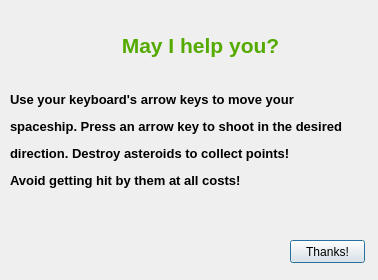
Above: help.ui from sbvb/QtAsteroidGame before the change. Below: the same form after it.
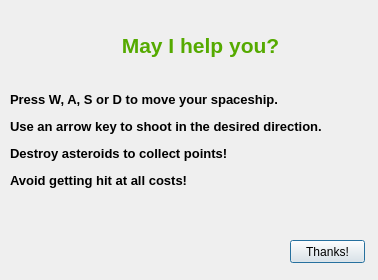
That is the form after the change.

Patch:
```diff
--- a/help.ui
+++ b/help.ui
@@ -61,7 +61,7 @@
     </rect>
    </property>
    <property name="text">
-    <string>&lt;html&gt;&lt;head/&gt;&lt;body&gt;&lt;p&gt;&lt;span style=&quot; font-size:10pt; font-weight:600;&quot;&gt;Use your keyboard's arrow keys to move your&lt;/span&gt;&lt;/p&gt;&lt;p&gt;&lt;span style=&quot; font-size:10pt; font-weight:600;&quot;&gt;spaceship. Press an arrow key to shoot in the desired&lt;/span&gt;&lt;/p&gt;&lt;p&gt;&lt;span style=&quot; font-size:10pt; font-weight:600;&quot;&gt;direction. Destroy asteroids to collect points!&lt;/span&gt;&lt;/p&gt;&lt;p align=&quot;justify&quot;&gt;&lt;span style=&quot; font-size:10pt; font-weight:600;&quot;&gt;Avoid getting hit by them at all costs!&lt;/span&gt;&lt;/p&gt;&lt;/body&gt;&lt;/html&gt;</string>
+    <string>&lt;html&gt;&lt;head/&gt;&lt;body&gt;&lt;p&gt;&lt;span style=&quot; font-size:10pt; font-weight:600;&quot;&gt;Press W, A, S or D to move your spaceship.&lt;/span&gt;&lt;/p&gt;&lt;p&gt;&lt;span style=&quot; font-size:10pt; font-weight:600;&quot;&gt;Use an arrow key to shoot in the desired direction.&lt;/span&gt;&lt;/p&gt;&lt;p&gt;&lt;span style=&quot; font-size:10pt; font-weight:600;&quot;&gt;Destroy asteroids to collect points!&lt;/span&gt;&lt;/p&gt;&lt;p&gt;&lt;span style=&quot; font-size:10pt; font-weight:600;&quot;&gt;Avoid getting hit at all costs!&lt;/span&gt;&lt;/p&gt;&lt;/body&gt;&lt;/html&gt;</string>
    </property>
   </widget>
  </widget>
```
